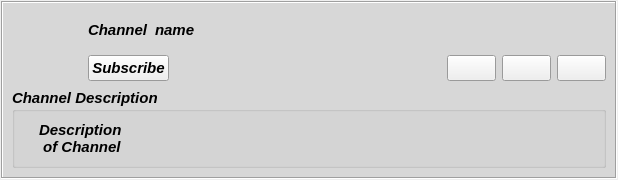
RetroShare/RetroShare, file retroshare-gui/src/gui/feeds/GxsChannelGroupItem.ui: the form before one commit.
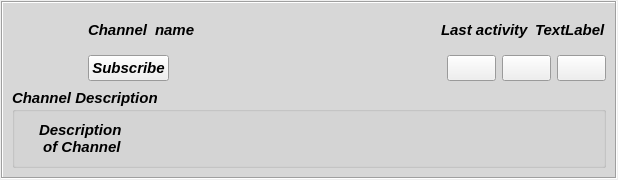
The form after the commit. Icons and pictures are not drawn.

Commit message:
Added to show on New Board/New Channel feed last updated time
Added to show on New Board/New Channel feed last updated time

Diff of the .ui file:
```diff
--- a/retroshare-gui/src/gui/feeds/GxsChannelGroupItem.ui
+++ b/retroshare-gui/src/gui/feeds/GxsChannelGroupItem.ui
@@ -7,7 +7,7 @@
     <x>0</x>
     <y>0</y>
     <width>618</width>
-    <height>161</height>
+    <height>176</height>
    </rect>
   </property>
   <property name="font">
@@ -221,6 +221,20 @@
             </property>
            </spacer>
           </item>
+          <item>
+           <widget class="QLabel" name="infoLastPostLabel">
+            <property name="text">
+             <string>Last activity</string>
+            </property>
+           </widget>
+          </item>
+          <item>
+           <widget class="QLabel" name="infoLastPost">
+            <property name="text">
+             <string>TextLabel</string>
+            </property>
+           </widget>
+          </item>
          </layout>
         </item>
         <item row="1" column="1">
```
The commit also changes 3 other files.
